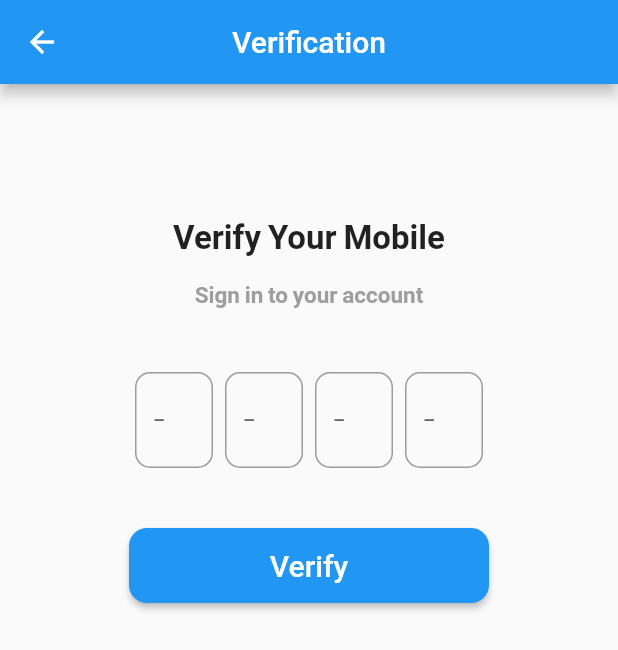
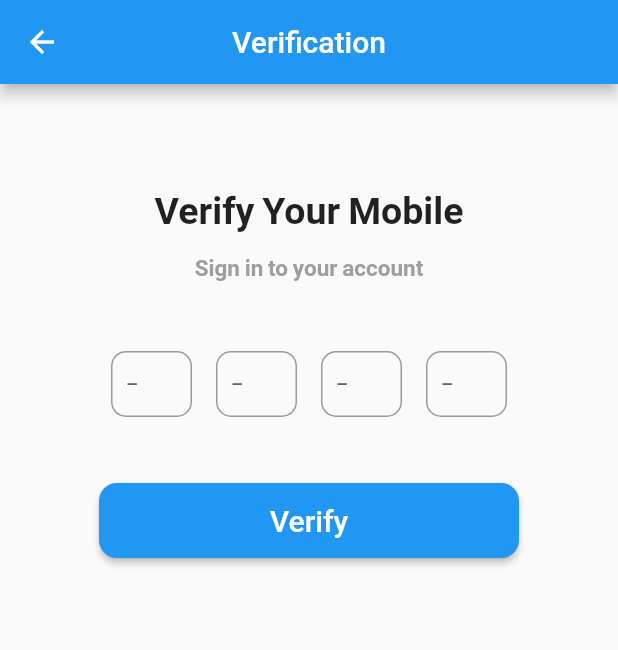
Before and after one commit to ehsanyaqoob/liqueous-App, a Flutter app: the VerifyScreen screen opened by its route, on a phone screen of 412 x 824 dp. Shown: the top 650 px of the screen. Run offline on Flutter 3.47's test engine with Material 2 defaults, Android fonts, the phone set to English and light mode, and no system bars; our stand-ins replace country_code_picker, google_fonts, intl_phone_number_input; Roboto replaces fonts that are missing (Roboto-Bold).

Commit message:
✈️ 5 cmt

```diff
--- a/lib/screens/verifyscreen.dart
+++ b/lib/screens/verifyscreen.dart
@@ -36,20 +36,20 @@ class _VerifyScreenState extends State<VerifyScreen> {
       body: Padding(
         padding: const EdgeInsets.all(16.0),
         child: Container(
-          margin: const EdgeInsets.all(70),
-          alignment: Alignment.topCenter,
+          margin: const EdgeInsets.all(50),
+          alignment: Alignment.center,
           child: Column(
             children: [
               Text(
                 'Verify Your Mobile',
                 style: TextStyle(
                   fontFamily: 'Roboto-Bold',
-                  fontSize: 22,
+                  fontSize: 25,
                   fontWeight: FontWeight.bold,
                 ),
                 textAlign: TextAlign.left,
               ),
-              SizedBox(height: 10),
+              SizedBox(height: 8),
               Text(
                 'Sign in to your account',
                 style: TextStyle(
@@ -66,7 +66,10 @@ class _VerifyScreenState extends State<VerifyScreen> {
                 children: [
                   Expanded(
                     child: Padding(
-                      padding: const EdgeInsets.symmetric(horizontal: 4),
+                      padding: const EdgeInsets.symmetric(
+                        horizontal: 8,
+                        vertical: 4,
+                      ),
                       child: TextFormField(
                         controller: _controller1,
                         keyboardType: TextInputType.number,
@@ -78,6 +81,8 @@ class _VerifyScreenState extends State<VerifyScreen> {
                             borderRadius: BorderRadius.circular(10),
                             borderSide: BorderSide(color: Colors.grey),
                           ),
+                          contentPadding: EdgeInsets.all(10),
+                          isDense: true,
                         ),
                         onChanged: (value) {
                           if (value.isNotEmpty) {
@@ -89,7 +94,7 @@ class _VerifyScreenState extends State<VerifyScreen> {
                   ),
                   Expanded(
                     child: Padding(
-                      padding: const EdgeInsets.symmetric(horizontal: 4),
+                      padding: const EdgeInsets.symmetric(horizontal: 8),
                       child: TextFormField(
                         controller: _controller2,
                         keyboardType: TextInputType.number,
@@ -101,6 +106,8 @@ class _VerifyScreenState extends State<VerifyScreen> {
                             borderRadius: BorderRadius.circular(10),
                             borderSide: BorderSide(color: Colors.grey),
                           ),
+                          contentPadding: EdgeInsets.all(10),
+                          isDense: true,
                         ),
                         onChanged: (value) {
                           if (value.isNotEmpty) {
@@ -114,7 +121,7 @@ class _VerifyScreenState extends State<VerifyScreen> {
                   ),
                   Expanded(
                     child: Padding(
-                      padding: const EdgeInsets.symmetric(horizontal: 4),
+                      padding: const EdgeInsets.symmetric(horizontal: 8),
                       child: TextFormField(
                         controller: _controller3,
                         keyboardType: TextInputType.number,
@@ -126,6 +133,8 @@ class _VerifyScreenState extends State<VerifyScreen> {
                             borderRadius: BorderRadius.circular(10),
                             borderSide: BorderSide(color: Colors.grey),
                           ),
+                          contentPadding: EdgeInsets.all(10),
+                          isDense: true,
                         ),
                         onChanged: (value) {
                           if (value.isNotEmpty) {
@@ -139,7 +148,7 @@ class _VerifyScreenState extends State<VerifyScreen> {
                   ),
                   Expanded(
                     child: Padding(
-                      padding: const EdgeInsets.symmetric(horizontal: 4),
+                      padding: const EdgeInsets.symmetric(horizontal: 8),
                       child: TextFormField(
                         controller: _controller4,
                         keyboardType: TextInputType.number,
@@ -151,6 +160,8 @@ class _VerifyScreenState extends State<VerifyScreen> {
                             borderRadius: BorderRadius.circular(10),
                             borderSide: BorderSide(color: Colors.grey),
                           ),
+                          contentPadding: EdgeInsets.all(10),
+                          isDense: true,
                         ),
                         onChanged: (value) {
                           if (value.isEmpty) {
--- a/lib/user/user_home.dart
+++ b/lib/user/user_home.dart
@@ -30,7 +30,7 @@ class UserHome extends StatelessWidget {
                           radius: 40,
                           backgroundImage: AssetImage('images/profile.jpg'),
                         ),
-                        SizedBox(width: 28.0),
+                        SizedBox(width: 20),
                         Column(
                           crossAxisAlignment: CrossAxisAlignment.start,
                           children: [
--- a/lib/widgets/Submit.dart
+++ b/lib/widgets/Submit.dart
@@ -109,7 +109,7 @@ class _SubmitQueryPageState extends State<SubmitQueryPage> {
                   ' Min',
                   style: TextStyle(color: Colors.grey),
                 ),
-                SizedBox(width: 285.0),
+                SizedBox(width: 270.0),
                 Text(
                   'Max',
                   style: TextStyle(color: Colors.grey),
```
Also changed, not shown: lib/pages/profile_page.dart (+9 -6 lines).
